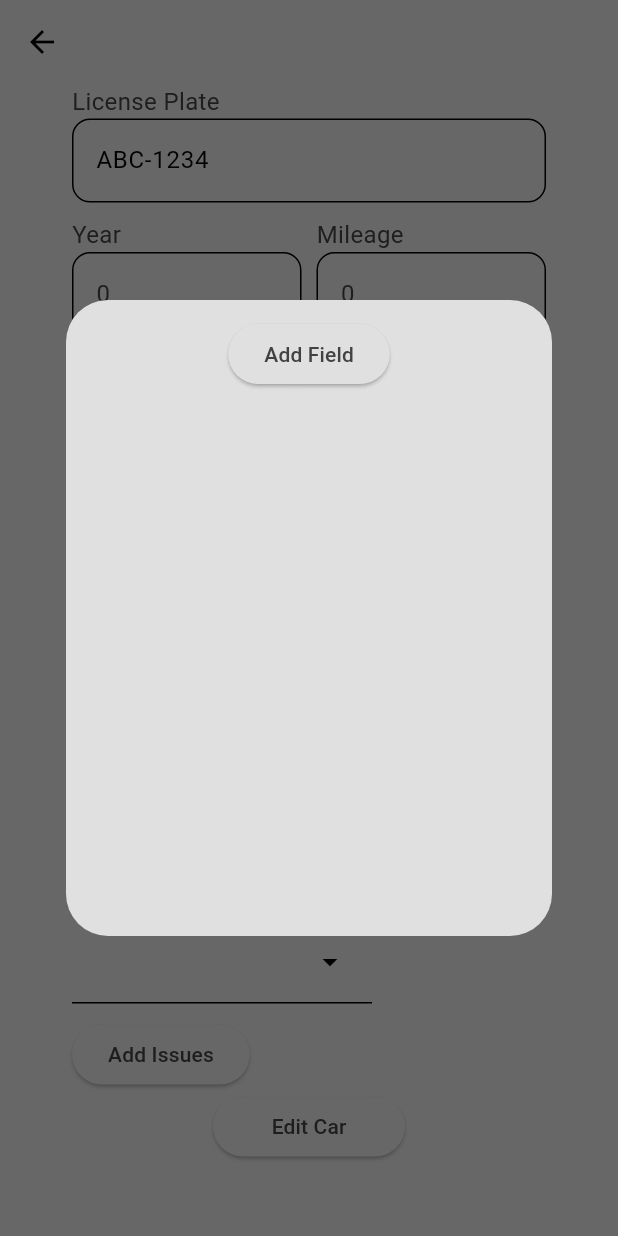
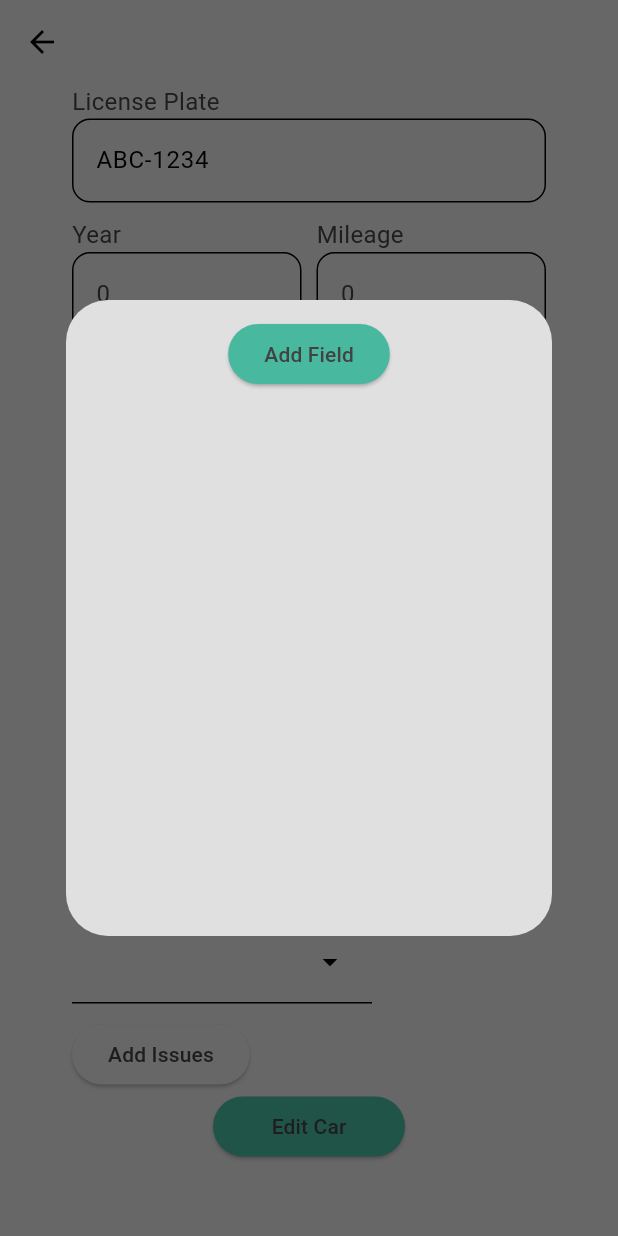
Before and after one commit to chrisgw4/CarStax-App, a Flutter app: the EditCarPage screen opened directly with empty values, after a tap on "Add Issues", on a phone screen of 412 x 824 dp. Run offline on Flutter 3.47's test engine with Material 3 defaults, Android fonts, the phone set to English and light mode, and no system bars; missing offline and left inert: dart:ffi, mongo_dart; network calls fail.

Commit message:
Added some color to the edit and add pages

```diff
--- a/car_stax/lib/pages/edit_car_page.dart
+++ b/car_stax/lib/pages/edit_car_page.dart
@@ -133,7 +133,6 @@ class _EditCarPageState extends State<EditCarPage> {
 
       child: StatefulBuilder(
         builder: (context, setDialogState) {
-          print(warningList);
           return Container(
             padding: EdgeInsets.all(12),
             child: SizedBox(
@@ -142,8 +141,10 @@ class _EditCarPageState extends State<EditCarPage> {
               child: Column(
                 children: [
                   ElevatedButton(
+                    style: ElevatedButton.styleFrom(
+                      backgroundColor: Theme.of(context).colorScheme.tertiary,
+                    ),
                     onPressed: () {
-
                       setDialogState(() {
                         warningList.add(TextEditingController());
                       });
@@ -154,6 +155,7 @@ class _EditCarPageState extends State<EditCarPage> {
                     ),
                   ),
 
+                  SizedBox(height: 10,),
 
                   Expanded(
                     child: StreamBuilder(
@@ -170,7 +172,9 @@ class _EditCarPageState extends State<EditCarPage> {
                                           onPressed: () {
                                             warningList.remove(warningList[index]);
                                           },
-                                          icon: Icon(Icons.delete)
+                                          icon: Icon(
+                                            Icons.delete,
+                                            color: Colors.red[900],)
                                       ),
                                       Expanded(child: TextField(
                                         controller: warningList[index],
@@ -368,6 +372,9 @@ class _EditCarPageState extends State<EditCarPage> {
                   mainAxisAlignment: MainAxisAlignment.center,
                   children: [
                     ElevatedButton(
+                      style: ElevatedButton.styleFrom(
+                        backgroundColor: Theme.of(context).colorScheme.tertiary,
+                      ),
                         onPressed: () {
                           if (yearController.text == "")
                             return;
```
Also changed, not shown: car_stax/lib/pages/add_car_page.dart (+8 -2 lines).
